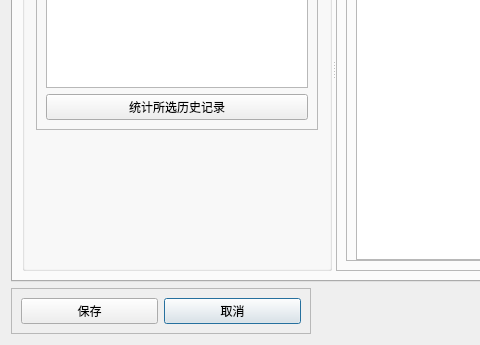
Qt form settings.ui (Yish1/Class-Roster-Picker-NEXT) before a commit; both pictures show x 0 to 480 and y 180 to 525 of the 660 by 525 pixel window.
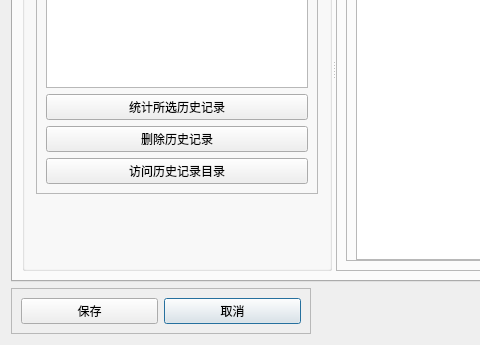
The same form after that commit. The open tabs and pages were chosen to show the change. Icons and pictures are not drawn.

What changed in the file:
```diff
--- a/settings.ui
+++ b/settings.ui
@@ -951,6 +951,20 @@
               <item row="0" column="0">
                <widget class="QListWidget" name="listWidget_2"/>
               </item>
+              <item row="3" column="0">
+               <widget class="QPushButton" name="pushButton_16">
+                <property name="text">
+                 <string>访问历史记录目录</string>
+                </property>
+               </widget>
+              </item>
+              <item row="2" column="0">
+               <widget class="QPushButton" name="pushButton_17">
+                <property name="text">
+                 <string>删除历史记录</string>
+                </property>
+               </widget>
+              </item>
              </layout>
             </widget>
            </item>
```
Left out of the diff: 50 changed lines with no effect on the pictures.
